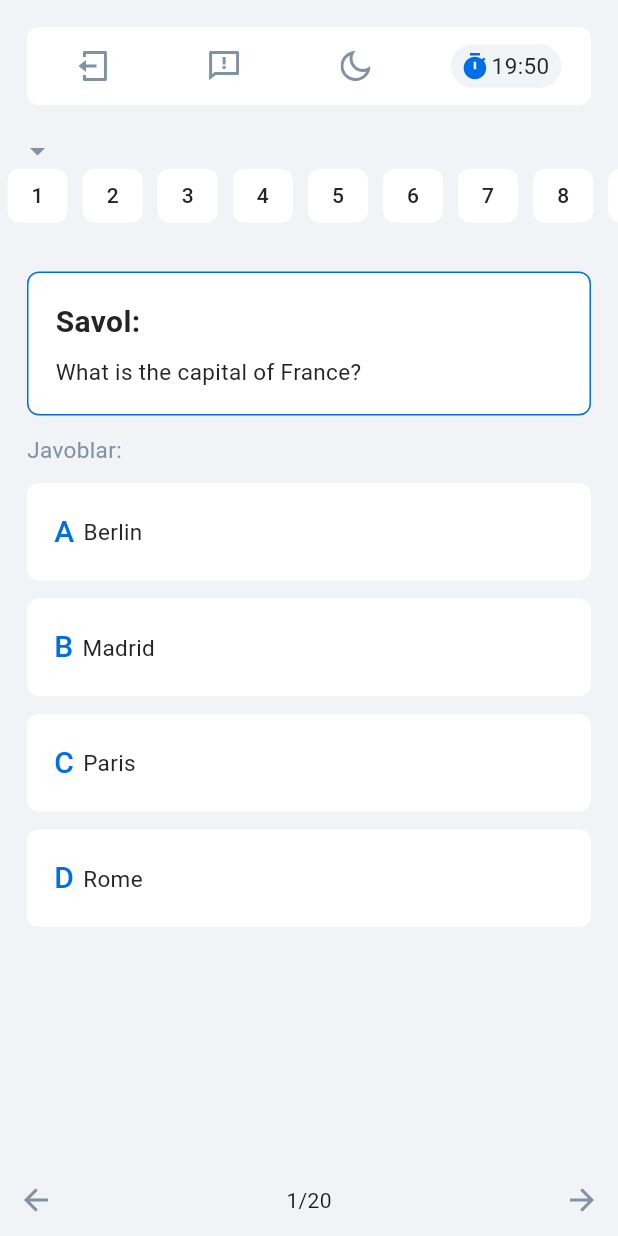
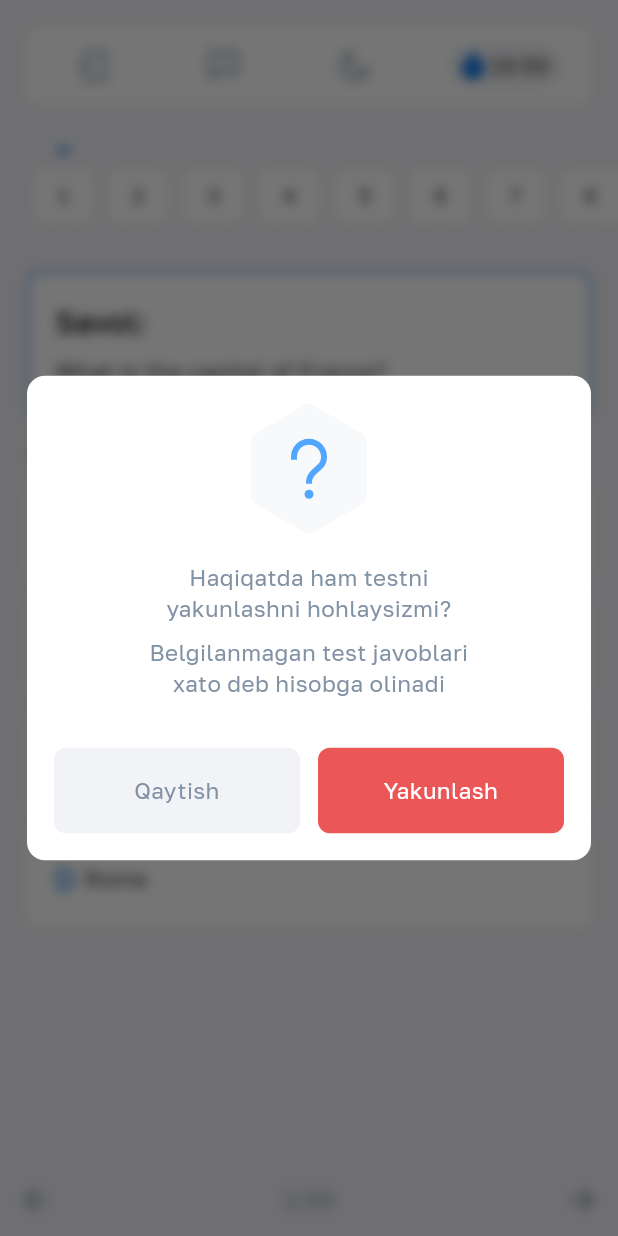
Before and after one commit to jumaboyevich/garant_quiz_app, a Flutter app: the screen it shows after launch, after a tap on an icon or button, on a phone screen of 412 x 824 dp. Run offline on Flutter 3.47's test engine with Material 3 defaults, Android fonts, the phone set to English and light mode, and no system bars; our stand-ins replace equatable, flutter_bloc, flutter_svg, formz, get_it.

Commit message:
some changes

```diff
--- a/lib/assets/constants/icons.dart
+++ b/lib/assets/constants/icons.dart
@@ -6,4 +6,6 @@ class AppIcons {
   static const logOut = '$path/log_out.svg';
   static const nightMode = '$path/night_mode.svg';
   static const messagesCaution = '$path/messages_caution.svg';
+  static const caution = '$path/caution.svg';
+  static const refresh = '$path/refresh.svg';
 }
--- a/lib/features/quiz/domain/entities/quiz_entity.dart
+++ b/lib/features/quiz/domain/entities/quiz_entity.dart
@@ -47,6 +47,36 @@ class QuizEntity extends Equatable {
     return white;
   }
 
+  Color optionsTextColor(OptionEntity item) {
+    if (initialSelectedAnswer) {
+      return gray14;
+    }
+
+    if (item == selectedItem) {
+      return white;
+    }
+    if (item.title == correctOption) {
+      return white;
+    }
+
+    return gray14;
+  }
+
+  Color optionsTitleColor(OptionEntity item) {
+    if (initialSelectedAnswer) {
+      return blue;
+    }
+
+    if (item == selectedItem) {
+      return white;
+    }
+    if (item.title == correctOption) {
+      return white;
+    }
+
+    return blue;
+  }
+
   bool get isCorrectAnswer {
     if (initialSelectedAnswer) {
       return false;
--- /dev/null
+++ b/lib/features/quiz/presentation/pages/quiz_complete_dialog.dart
@@ -0,0 +1,150 @@
+import 'dart:ui';
+
+import 'package:flutter/material.dart';
+import 'package:flutter_bloc/flutter_bloc.dart';
+import 'package:flutter_svg/svg.dart';
+import 'package:garant_test/assets/colors/colors.dart';
+import 'package:garant_test/assets/constants/icons.dart';
+import 'package:garant_test/features/quiz/domain/entities/quiz_entity.dart';
+import 'package:garant_test/features/quiz/domain/entities/quiz_result_entity.dart';
+import 'package:garant_test/features/quiz/presentation/bloc/quiz_bloc.dart';
+import 'package:garant_test/features/quiz/presentation/pages/quiz_result_page.dart';
+
+class QuizCompleteDialog extends StatelessWidget {
+  const QuizCompleteDialog({super.key});
+
+  @override
+  Widget build(BuildContext context) {
+    return BackdropFilter(
+        filter: ImageFilter.blur(sigmaX: 4, sigmaY: 4),
+        child: Dialog(
+          insetPadding: const EdgeInsets.symmetric(horizontal: 18),
+          shape:
+              RoundedRectangleBorder(borderRadius: BorderRadius.circular(12.0)),
+          backgroundColor: white,
+          child: Container(
+            padding: const EdgeInsets.all(18),
+            child: Column(
+              mainAxisSize: MainAxisSize.min,
+              children: [
+                SvgPicture.asset(AppIcons.caution),
+                const SizedBox(
+                  height: 18,
+                ),
+                const Text(
+                  "Haqiqatda ham testni\nyakunlashni hohlaysizmi?",
+                  textAlign: TextAlign.center,
+                  style: TextStyle(
+                      fontSize: 15,
+                      fontWeight: FontWeight.w400,
+                      color: grayHex8192A5),
+                ),
+                const SizedBox(
+                  height: 8,
+                ),
+                const Text(
+                  "Belgilanmagan test javoblari\nxato deb hisobga olinadi",
+                  textAlign: TextAlign.center,
+                  style: TextStyle(
+                      fontSize: 15,
+                      fontWeight: FontWeight.w400,
+                      color: grayHex8192A5),
+                ),
+                const SizedBox(
+                  height: 32,
+                ),
+                Row(
+                  children: [
+                    calcelButton(context),
+                    const SizedBox(
+                      width: 12,
+                    ),
+                    completeButton(context)
+                  ],
+                )
+              ],
+            ),
+          ),
+        ));
+  }
+
+  Widget calcelButton(BuildContext context) => Expanded(
+        child: Material(
+          shape: const RoundedRectangleBorder(
+              borderRadius: BorderRadius.all(Radius.circular(8))),
+          color: grayHexF1F3F7,
+          child: InkWell(
+            customBorder: RoundedRectangleBorder(
+              borderRadius: BorderRadius.circular(8),
+            ),
+            onTap: () {
+              Navigator.pop(context);
+            },
+            child: Container(
+              padding: const EdgeInsets.all(18),
+              decoration: BoxDecoration(borderRadius: BorderRadius.circular(8)),
+              child: const Text(
+                "Qaytish",
+                textAlign: TextAlign.center,
+                style: TextStyle(
+                    color: grayHex8192A5,
+                    fontSize: 15,
+                    fontWeight: FontWeight.w400),
+              ),
+            ),
+          ),
+        ),
+      );
+
+  Widget completeButton(BuildContext context) => Expanded(
+        child: Material(
+          shape: const RoundedRectangleBorder(
+              borderRadius: BorderRadius.all(Radius.circular(8))),
+          color: flamingo,
+          child: InkWell(
+            customBorder: RoundedRectangleBorder(
+              borderRadius: BorderRadius.circular(8),
+            ),
+            onTap: () {
+              List<QuizEntity> items = context.read<QuizBloc>().state.data;
+
+              final totalQuestions = items.length;
+              final spendedTime = context.read<QuizBloc>().state.spendedTime;
+              final totalTime = context.read<QuizBloc>().state.totalTime;
+              final correctAnswers =
+                  items.where((obj) => obj.isCorrectAnswer).length;
+              final incorrectAnswers = items
+                  .where(
+                    (element) => element.selectedItem != null,
+                  )
+                  .where((obj) => !obj.isCorrectAnswer)
+                  .length;
+
+              QuizResultEntity result = QuizResultEntity(
+                  spendedTime: spendedTime,
+                  totalTime: totalTime,
+                  totalBall: 0,
+                  incorrectAnswers: incorrectAnswers,
+                  correctAnswers: correctAnswers,
+                  totalQuestions: totalQuestions);
+              Navigator.pushReplacement(
+                  context,
+                  MaterialPageRoute(
+                      builder: (BuildContext context) => QuizResultPage(
+                            result: result,
+                          )));
+            },
+            child: Container(
+              padding: const EdgeInsets.all(18),
+              decoration: BoxDecoration(borderRadius: BorderRadius.circular(8)),
+              child: const Text(
+                "Yakunlash",
+                textAlign: TextAlign.center,
+                style: TextStyle(
+                    color: white, fontSize: 15, fontWeight: FontWeight.w400),
+              ),
+            ),
+          ),
+        ),
+      );
+}
--- a/lib/features/quiz/presentation/pages/quiz_page.dart
+++ b/lib/features/quiz/presentation/pages/quiz_page.dart
@@ -13,6 +13,7 @@ import 'package:garant_test/features/quiz/presentation/widgets/quiz_counter_indi
 class QuizPage extends StatefulWidget {
   const QuizPage({super.key, required this.items});
   final List<QuizEntity> items;
+
   @override
   State<QuizPage> createState() => _QuizPageState();
 }
@@ -57,7 +58,7 @@ class _QuizPageState extends State<QuizPage>
         ),
         _tabController.index == _tabController.length - 1
             ? Padding(
-                padding: const EdgeInsets.symmetric(horizontal: 18),
+                padding: const EdgeInsets.only(left: 18, right: 18, bottom: 18),
                 child: InkWell(
                   onTap: () {
                     List<QuizEntity> items =
@@ -134,7 +135,13 @@ class _QuizPageState extends State<QuizPage>
                                   .animateTo(_tabController.index - 1);
                             },
                       icon: SvgPicture.asset(AppIcons.arrowLeft)),
-                  Text("${_tabController.index + 1}/${_tabController.length}"),
+                  Text(
+                    "${_tabController.index + 1}/${_tabController.length}",
+                    style: const TextStyle(
+                        color: grayHex8192A5,
+                        fontSize: 15,
+                        fontWeight: FontWeight.w400),
+                  ),
                   IconButton(
                       onPressed:
                           _tabController.index == _tabController.length - 1
--- a/lib/features/quiz/presentation/quiz_screen.dart
+++ b/lib/features/quiz/presentation/quiz_screen.dart
@@ -34,7 +34,6 @@ class QuizScreen extends StatelessWidget {
             ),
             Expanded(
               child: BlocBuilder<QuizBloc, QuizState>(
-                // buildWhen: (previous, current) => previous.status!=current.status || previous.data!=current.data,
                 builder: (context, state) {
                   if (state.status.isInProgress) {
                     return const Center(
--- a/lib/features/quiz/presentation/widgets/quiz_app_bar.dart
+++ b/lib/features/quiz/presentation/widgets/quiz_app_bar.dart
@@ -1,7 +1,10 @@
 import 'package:flutter/material.dart';
+import 'package:flutter_bloc/flutter_bloc.dart';
 import 'package:flutter_svg/svg.dart';
 import 'package:garant_test/assets/colors/colors.dart';
 import 'package:garant_test/assets/constants/icons.dart';
+import 'package:garant_test/features/quiz/presentation/bloc/quiz_bloc.dart';
+import 'package:garant_test/features/quiz/presentation/pages/quiz_complete_dialog.dart';
 import 'package:garant_test/features/quiz/presentation/widgets/timer_bar.dart';
 
 class QuizAppBar extends StatelessWidget {
@@ -17,7 +20,17 @@ class QuizAppBar extends StatelessWidget {
       child: Row(
         mainAxisAlignment: MainAxisAlignment.spaceAround,
         children: [
-          IconButton(onPressed: () {}, icon: SvgPicture.asset(AppIcons.logOut)),
+          IconButton(
+              onPressed: () {
+                showDialog(
+                  context: context,
+                  builder: (_) => BlocProvider.value(
+                    value: context.read<QuizBloc>(),
+                    child: const QuizCompleteDialog(),
+                  ),
+                );
+              },
+              icon: SvgPicture.asset(AppIcons.logOut)),
           IconButton(
               onPressed: () {},
               icon: SvgPicture.asset(AppIcons.messagesCaution)),
--- a/lib/features/quiz/presentation/widgets/quiz_content_page.dart
+++ b/lib/features/quiz/presentation/widgets/quiz_content_page.dart
@@ -33,12 +33,10 @@ class QuizContentPage extends StatelessWidget {
           ),
           shrinkWrap: true,
           itemCount: item.options.length,
-          itemBuilder: (context, index) => Container(
-            padding: const EdgeInsets.only(
-                right: 6.23, left: 18, top: 18, bottom: 18),
-            decoration: BoxDecoration(
+          itemBuilder: (context, index) => Material(
+            shape: const RoundedRectangleBorder(
+                borderRadius: BorderRadius.all(Radius.circular(8))),
             color: item.optionsBackroundColor(item.options[index]),
-                borderRadius: BorderRadius.circular(8)),
             child: InkWell(
               onTap: () {
                 context.read<QuizBloc>().add(SetQuizAnswerEvent(
@@ -46,24 +44,33 @@ class QuizContentPage extends StatelessWidget {
                     item: item,
                     selectedOption: item.options[index]));
               },
+              child: Container(
+                padding: const EdgeInsets.only(
+                    right: 6.23, left: 18, top: 18, bottom: 18),
+                decoration:
+                    BoxDecoration(borderRadius: BorderRadius.circular(8)),
                 child: Row(
                   children: [
                     Text(
                       item.options[index].title,
-                    style: const TextStyle(
-                        fontSize: 20, fontWeight: FontWeight.w500, color: blue),
+                      style: TextStyle(
+                          fontSize: 20,
+                          fontWeight: FontWeight.w500,
+                          color: item.optionsTitleColor(item.options[index])),
                     ),
                     const SizedBox(
                       width: 6,
                     ),
                     Expanded(
                       child: Text(item.options[index].content,
-                        style: const TextStyle(
+                          style: TextStyle(
                               fontSize: 15,
                               fontWeight: FontWeight.w400,
-                            color: gray14)),
+                              color:
+                                  item.optionsTextColor(item.options[index]))),
                     ),
                   ],
+                ),
               ),
             ),
           ),
--- a/lib/features/quiz/presentation/widgets/quiz_counter_indicators.dart
+++ b/lib/features/quiz/presentation/widgets/quiz_counter_indicators.dart
@@ -27,7 +27,7 @@ class QuizCounterIndicators extends StatelessWidget {
                     icon: Icon(
                       Icons.arrow_drop_down,
                       color: tabController.index == index
-                          ? grayHex8192A5
+                          ? blue
                           : Colors.transparent,
                     ),
                     child: Container(
@@ -51,7 +51,7 @@ class QuizCounterIndicators extends StatelessWidget {
           controller: tabController,
           indicatorColor: Colors.transparent,
           indicatorSize: TabBarIndicatorSize.tab,
-          padding: EdgeInsets.zero,
+          padding: const EdgeInsets.symmetric(horizontal: 18),
         ),
       ),
     );
--- a/lib/main.dart
+++ b/lib/main.dart
@@ -14,6 +14,7 @@ class MyApp extends StatelessWidget {
   @override
   Widget build(BuildContext context) {
     return MaterialApp(
+      theme: ThemeData(useMaterial3: true, fontFamily: "Golos"),
       home: QuizScreen.screen(),
     );
   }
--- a/pubspec.yaml
+++ b/pubspec.yaml
@@ -31,3 +31,8 @@ flutter:
   assets:
     - assets/icons/
     - assets/fonts/
+
+  fonts:
+    - family: Golos
+      fonts:
+        - asset: assets/fonts/GolosText-Regular.ttf
```
Also changed, not shown: lib/features/quiz/presentation/pages/quiz_result_page.dart (+19 -14 lines), lib/features/quiz/presentation/widgets/quiz_result_indicator.dart (added, +71 -0 lines), assets/fonts/GolosText-Regular.ttf (added), assets/icons/caution.svg (added), assets/icons/refresh.svg (added). Lines whose indentation alone changed are shown as unchanged.
